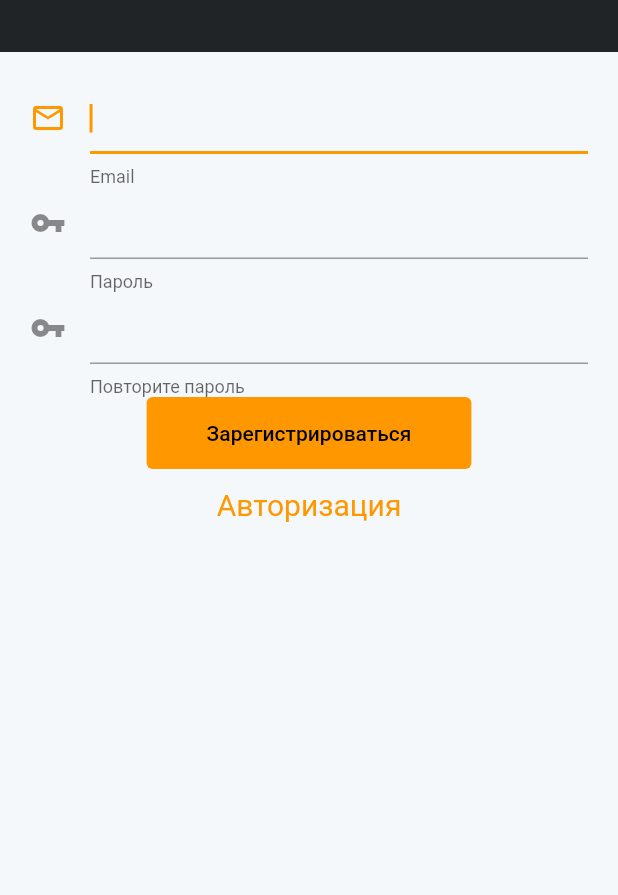
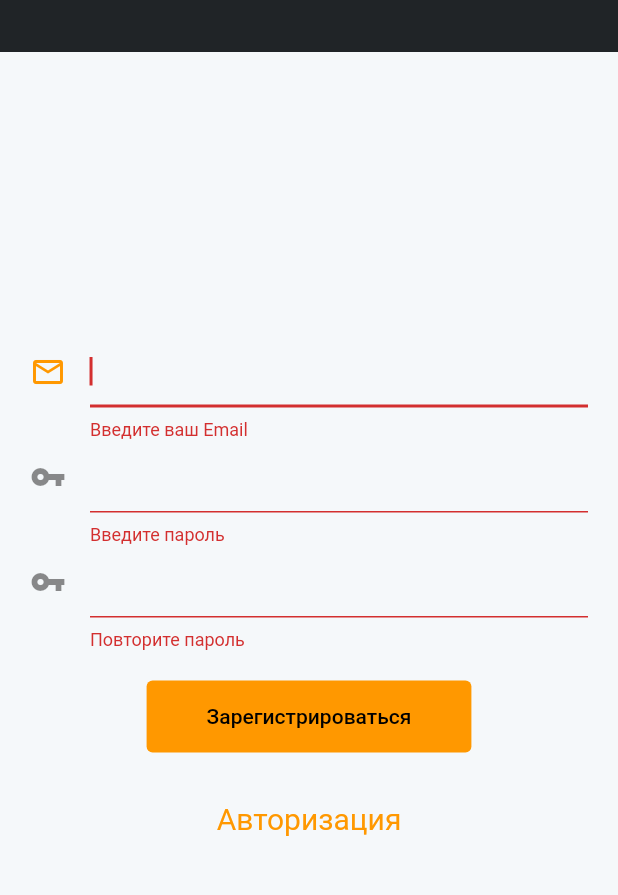
Before and after one commit to mil-ast/odo24_mobile, a Flutter app: the screen it shows after launch, after a tap on "Регистрация", on a phone screen of 412 x 824 dp, the part 98-993 px from its top. Run offline on Flutter 3.47's test engine with Material 2 defaults, Android fonts, the phone set to English and light mode, and no system bars; our stand-ins replace cloud_firestore, firebase_auth, firebase_core, flutter_bloc; accounts and stored records are empty.

Commit message:
cubit регистрация

```diff
--- a/lib/presentatin/login_screen/login_screen.dart
+++ b/lib/presentatin/login_screen/login_screen.dart
@@ -29,6 +29,7 @@ class LoginScreenState extends State<LoginScreen> {
       body: Center(
         child: Padding(
           padding: EdgeInsets.all(20),
+          child: SingleChildScrollView(
             child: BlocProvider(
               create: (context) => LoginCubit(),
               child: BlocConsumer<LoginCubit, AppState>(
@@ -108,6 +109,7 @@ class LoginScreenState extends State<LoginScreen> {
             ),
           ),
         ),
+      ),
     );
   }
 }
--- /dev/null
+++ b/lib/presentatin/register_screen/register_cubit.dart
@@ -0,0 +1,60 @@
+import 'package:firebase_core/firebase_core.dart';
+import 'package:flutter_bloc/flutter_bloc.dart';
+import 'package:odo24_mobile/core/app_state_core.dart';
+import 'package:odo24_mobile/services/auth/auth_service.dart';
+
+class RegisterCubit extends Cubit<AppState> {
+  final _authService = AuthService();
+
+  RegisterCubit() : super(AppStateDefault());
+
+  String? validateEmail(String? email) {
+    if (email == null || email.length < 5) {
+      return 'Введите ваш Email';
+    } else if (!email.contains('@')) {
+      return 'Некорректный email';
+    }
+    return null;
+  }
+
+  String? validatePassword(String? passwd) {
+    if (passwd == null || passwd.isEmpty) {
+      return 'Введите пароль';
+    } else if (passwd.length < 6) {
+      return 'Пароль слишком короткий';
+    }
+    return null;
+  }
+
+  String? validateConfirmPassword(String? passwd, String? confirmPasswd) {
+    if (confirmPasswd == null || confirmPasswd.isEmpty) {
+      return 'Повторите пароль';
+    } else if (passwd != confirmPasswd) {
+      return 'Пароль не совпадает';
+    }
+    return null;
+  }
+
+  void register(String login, String password) async {
+    try {
+      await _authService.createUserWithEmailAndPassword(
+        login,
+        password,
+      );
+
+      emit(RegisterCubitRegisterSuccessState());
+    } on FirebaseException catch (e) {
+      switch (e.code) {
+        case 'email-already-in-use':
+          emit(AppStateError('firebase.error', 'Email уже занят'));
+          break;
+        default:
+          emit(AppStateError('internal.error', e.message ?? e.code));
+      }
+    } catch (e) {
+      emit(AppStateError('internal.error', 'Неправильный логин или пароль'));
+    }
+  }
+}
+
+class RegisterCubitRegisterSuccessState extends AppState {}
--- a/lib/presentatin/register_screen/register_screen.dart
+++ b/lib/presentatin/register_screen/register_screen.dart
@@ -1,6 +1,9 @@
 import 'package:firebase_core/firebase_core.dart';
 import 'package:flutter/material.dart';
+import 'package:flutter_bloc/flutter_bloc.dart';
+import 'package:odo24_mobile/core/app_state_core.dart';
 import 'package:odo24_mobile/presentatin/login_screen/login_screen.dart';
+import 'package:odo24_mobile/presentatin/register_screen/register_cubit.dart';
 import 'package:odo24_mobile/services/auth/auth_service.dart';
 
 class RegisterScreen extends StatefulWidget {
@@ -13,7 +16,6 @@ class RegisterScreen extends StatefulWidget {
 }
 
 class RegisterScreenState extends State<RegisterScreen> {
-  final _authService = AuthService();
   final _formKey = GlobalKey<FormState>();
   final _emailController = TextEditingController();
   final _passwordController = TextEditingController();
@@ -29,79 +31,12 @@ class RegisterScreenState extends State<RegisterScreen> {
       body: Center(
         child: Padding(
           padding: EdgeInsets.all(20),
-          child: Form(
-            key: _formKey,
-            child: Column(
-              children: [
-                TextFormField(
-                  controller: _emailController,
-                  keyboardType: TextInputType.emailAddress,
-                  autofocus: true,
-                  decoration: const InputDecoration(
-                    helperText: 'Email',
-                    icon: Icon(Icons.email_outlined),
-                  ),
-                  validator: (String? email) {
-                    if (email == null || email.length < 5) {
-                      return 'Введите ваш Email';
-                    } else if (!email.contains('@')) {
-                      return 'Некорректный email';
-                    }
-                    return null;
-                  },
-                ),
-                TextFormField(
-                  controller: _passwordController,
-                  obscureText: true,
-                  keyboardType: TextInputType.visiblePassword,
-                  decoration: const InputDecoration(
-                    helperText: "Пароль",
-                    icon: Icon(Icons.vpn_key),
-                  ),
-                  validator: (String? passwd) {
-                    if (passwd == null || passwd.isEmpty) {
-                      return 'Введите пароль';
-                    } else if (passwd.length < 6) {
-                      return 'Пароль слишком короткий';
-                    }
-                    return null;
-                  },
-                ),
-                TextFormField(
-                  controller: _passwordConfirmController,
-                  obscureText: true,
-                  keyboardType: TextInputType.visiblePassword,
-                  decoration: const InputDecoration(
-                    helperText: "Повторите пароль",
-                    icon: Icon(Icons.vpn_key),
-                  ),
-                  validator: (value) {
-                    if (value == null || value.isEmpty) {
-                      return 'Повторите пароль';
-                    } else if (_passwordConfirmController.text != value) {
-                      return 'Пароль не совпадает';
-                    }
-                    return null;
-                  },
-                ),
-                ElevatedButton(
-                  onPressed: () async {
-                    if (!_formKey.currentState!.validate()) {
-                      ScaffoldMessenger.of(context).showSnackBar(
-                        const SnackBar(
-                          content: Text('Проверьте правильность заполнения формы'),
-                        ),
-                      );
-                    }
-
-                    try {
-                      final login = _emailController.text;
-                      final password = _passwordController.text;
-                      final result = await _authService.createUserWithEmailAndPassword(
-                        login,
-                        password,
-                      );
-
+          child: SingleChildScrollView(
+            child: BlocProvider(
+              create: (context) => RegisterCubit(),
+              child: BlocConsumer<RegisterCubit, AppState>(
+                listener: (context, state) {
+                  if (state is RegisterCubitRegisterSuccessState) {
                     ScaffoldMessenger.of(context).showSnackBar(
                       SnackBar(
                         content: Text('Регистрация прошла успешно!'),
@@ -113,32 +48,70 @@ class RegisterScreenState extends State<RegisterScreen> {
                       context,
                       MaterialPageRoute(builder: (context) => LoginScreen()),
                     );
-                    } on FirebaseException catch (e) {
-                      String errorMessage;
-
-                      switch (e.code) {
-                        case 'email-already-in-use':
-                          errorMessage = 'Email уже занят';
-                          break;
-                        default:
-                          errorMessage = e.message ?? e.code;
-                      }
-
+                  } else if (state is AppStateError) {
                     ScaffoldMessenger.of(context).showSnackBar(
                       SnackBar(
-                          content: Text(errorMessage),
-                        ),
-                      );
-                    } catch (e) {
-                      ScaffoldMessenger.of(context).showSnackBar(
-                        const SnackBar(
-                          content: Text('Неправильный логин или пароль'),
+                        content: Text(state.error),
                       ),
                     );
                   }
                 },
+                buildWhen: (previous, current) {
+                  if (current is RegisterCubitRegisterSuccessState || current is AppStateError) {
+                    return false;
+                  }
+                  return true;
+                },
+                builder: (context, state) => Form(
+                  key: _formKey,
+                  autovalidateMode: AutovalidateMode.always,
+                  child: Column(
+                    children: [
+                      TextFormField(
+                          controller: _emailController,
+                          keyboardType: TextInputType.emailAddress,
+                          autofocus: true,
+                          decoration: const InputDecoration(
+                            helperText: 'Email',
+                            icon: Icon(Icons.email_outlined),
+                          ),
+                          validator: context.read<RegisterCubit>().validateEmail),
+                      TextFormField(
+                        controller: _passwordController,
+                        obscureText: true,
+                        keyboardType: TextInputType.visiblePassword,
+                        decoration: const InputDecoration(
+                          helperText: "Пароль",
+                          icon: Icon(Icons.vpn_key),
+                        ),
+                        validator: context.read<RegisterCubit>().validatePassword,
+                      ),
+                      TextFormField(
+                        controller: _passwordConfirmController,
+                        obscureText: true,
+                        keyboardType: TextInputType.visiblePassword,
+                        decoration: const InputDecoration(
+                          helperText: "Повторите пароль",
+                          icon: Icon(Icons.vpn_key),
+                        ),
+                        validator: (value) =>
+                            context.read<RegisterCubit>().validateConfirmPassword(_passwordController.text, value),
+                      ),
+                      const SizedBox(height: 20),
+                      ElevatedButton(
+                        onPressed: () async {
+                          if (!_formKey.currentState!.validate()) {
+                            return;
+                          }
+
+                          final login = _emailController.text;
+                          final password = _passwordController.text;
+
+                          context.read<RegisterCubit>().register(login, password);
+                        },
                         child: const Text('Зарегистрироваться'),
                       ),
+                      const SizedBox(height: 20),
                       TextButton(
                         onPressed: () {
                           Navigator.pushReplacement(
@@ -153,6 +126,9 @@ class RegisterScreenState extends State<RegisterScreen> {
                 ),
               ),
             ),
+          ),
+        ),
+      ),
     );
   }
 }
```
Lines whose indentation alone changed are shown as unchanged.
